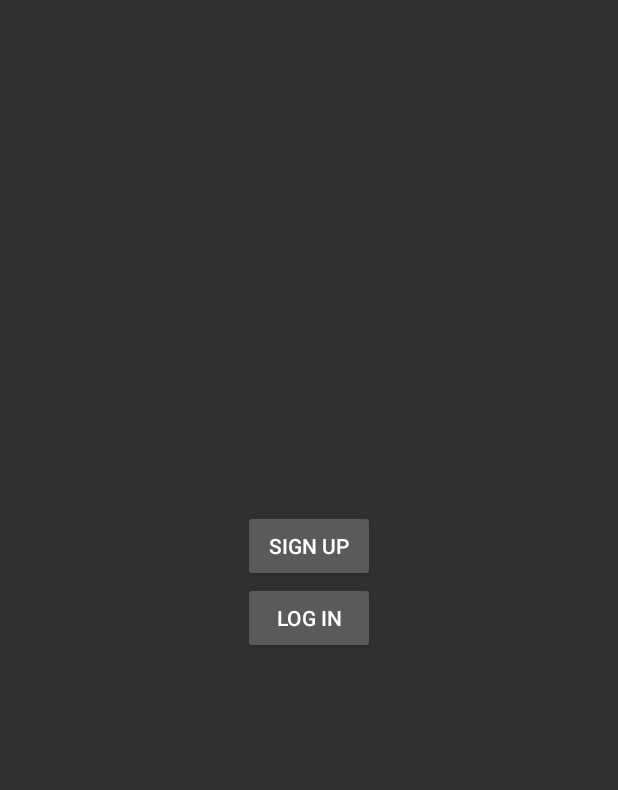
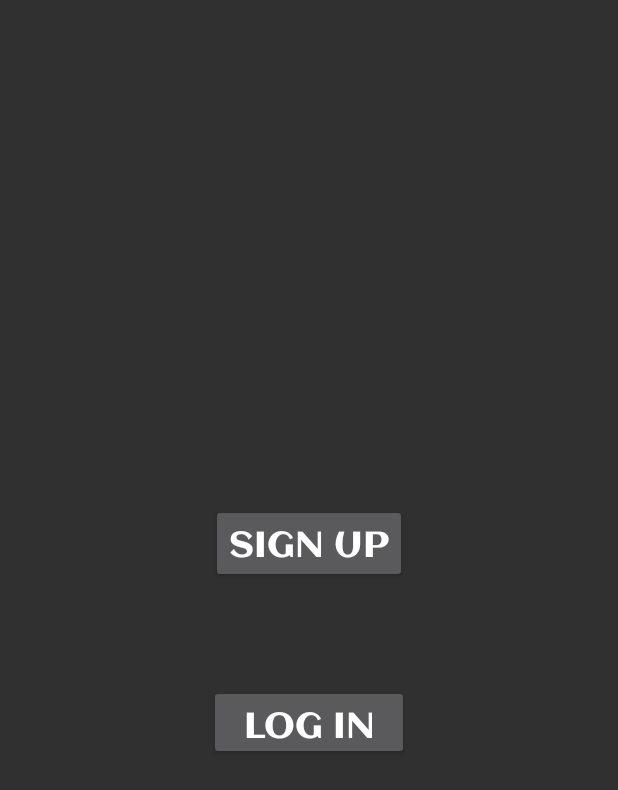
Before and after one commit to kewyj/facemaker, an Android app built with Jetpack Compose: the screen it shows after launch (Auth), on a phone screen of 412 x 824 dp. Shown: the top 790 px of the screen. Run offline under Robolectric (Android 15) with nearby library versions, the phone set to English and light mode, and no system bars.

Commit message:
updated interface

```diff
--- a/app/src/main/res/layout/activity_auth.xml
+++ b/app/src/main/res/layout/activity_auth.xml
@@ -8,20 +8,27 @@
 
     <Button
         android:id="@+id/login"
-        android:layout_width="wrap_content"
-        android:layout_height="wrap_content"
-        android:text="Log In"
+        android:layout_width="133dp"
+        android:layout_height="50dp"
+        android:layout_marginTop="-250dp"
+        android:fontFamily="@font/aclonica"
+        android:text="LOG IN"
+        android:textSize="24sp"
         app:layout_constraintBottom_toBottomOf="parent"
         app:layout_constraintEnd_toEndOf="parent"
         app:layout_constraintStart_toStartOf="parent"
-        app:layout_constraintTop_toTopOf="parent" />
+        app:layout_constraintTop_toBottomOf="@+id/signup" />
 
     <Button
         android:id="@+id/signup"
         android:layout_width="wrap_content"
         android:layout_height="wrap_content"
-        android:text="Sign Up"
-        app:layout_constraintBottom_toTopOf="@+id/login"
+        android:layout_marginTop="-100dp"
+        android:fontFamily="@font/aclonica"
+        android:text="SIGN UP"
+        android:textSize="24sp"
+        app:layout_constraintBottom_toBottomOf="parent"
         app:layout_constraintEnd_toEndOf="parent"
-        app:layout_constraintStart_toStartOf="parent" />
+        app:layout_constraintStart_toStartOf="parent"
+        app:layout_constraintTop_toTopOf="parent" />
 </androidx.constraintlayout.widget.ConstraintLayout>
--- a/app/src/main/res/layout/activity_login.xml
+++ b/app/src/main/res/layout/activity_login.xml
@@ -11,19 +11,23 @@
         android:id="@+id/login_email"
         android:layout_width="match_parent"
         android:layout_height="80dp"
+        android:fontFamily="@font/aclonica"
         android:hint="Email" />
 
     <EditText
         android:id="@+id/login_password"
         android:layout_width="match_parent"
         android:layout_height="80dp"
+        android:fontFamily="@font/aclonica"
         android:hint="Password" />
 
     <Button
         android:id="@+id/loginbutton"
         android:layout_width="match_parent"
         android:layout_height="wrap_content"
-        android:text="Log In" />
+        android:fontFamily="@font/aclonica"
+        android:text="LOG IN"
+        android:textSize="16sp" />
 
     <TextView
         android:id="@+id/loginFeedback"
--- a/app/src/main/res/layout/activity_register.xml
+++ b/app/src/main/res/layout/activity_register.xml
@@ -11,19 +11,23 @@
         android:id="@+id/register_email"
         android:layout_width="match_parent"
         android:layout_height="80dp"
+        android:fontFamily="@font/aclonica"
         android:hint="Email" />
 
     <EditText
         android:id="@+id/register_password"
         android:layout_width="match_parent"
         android:layout_height="80dp"
+        android:fontFamily="@font/aclonica"
         android:hint="Password" />
 
     <Button
         android:id="@+id/signupbutton"
         android:layout_width="match_parent"
         android:layout_height="wrap_content"
-        android:text="Sign Up" />
+        android:fontFamily="@font/aclonica"
+        android:text="SIGN UP"
+        android:textSize="15sp" />
 
     <TextView
         android:id="@+id/registerFeedback"
```
